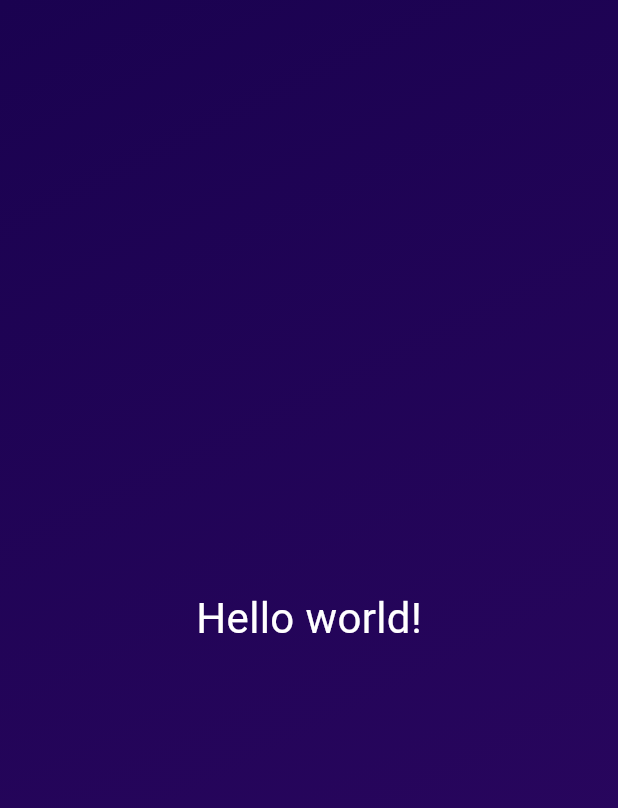
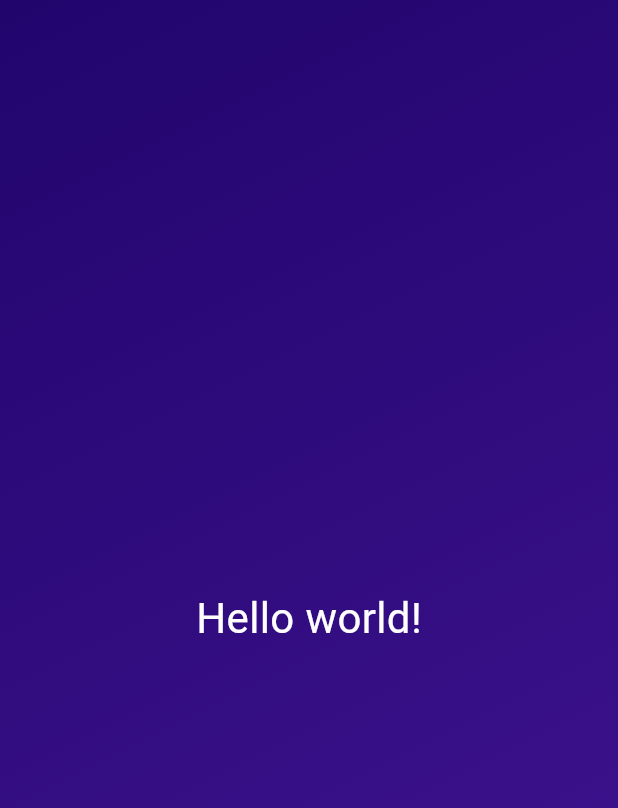
Before and after one commit to Isco170/Flutter_projects, a Flutter app: the screen it shows after launch, on a phone screen of 412 x 824 dp. Shown: the top 808 px of the screen. Run offline on Flutter 3.47's test engine with Material 3 defaults, Android fonts, the phone set to English and light mode, and no system bars.

Commit message:
Practice: Reusable Widgets & Constructor Functions

```diff
--- a/first_app/lib/gradient_container.dart
+++ b/first_app/lib/gradient_container.dart
@@ -5,17 +5,17 @@ const startAligment = Alignment.topLeft;
 const endAlignment = Alignment.bottomRight;
 
 class GradientContainer extends StatelessWidget {
-  const GradientContainer({super.key});
+  const GradientContainer(this.color1, this.color2, {super.key});
+
+  final Color color1;
+  final Color color2;
 
   @override
   Widget build(context) {
     return Container(
-      decoration: const BoxDecoration(
+      decoration: BoxDecoration(
         gradient: LinearGradient(
-          colors: [
-            Color.fromARGB(255, 26, 2, 80),
-            Color.fromARGB(255, 45, 7, 98),
-          ],
+          colors: [color1, color2],
           begin: startAligment,
           end: endAlignment,
         ),
--- a/first_app/lib/main.dart
+++ b/first_app/lib/main.dart
@@ -6,7 +6,8 @@ void main() {
   runApp(
     const MaterialApp(
       home: Scaffold(
-        body: GradientContainer(),
+        body: GradientContainer(
+            Color.fromARGB(255, 33, 5, 109), Color.fromARGB(255, 68, 21, 149)),
       ),
     ),
   );
```
